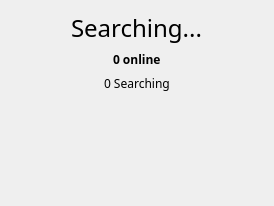
Qt form matchmakingsearchprogresswidget.ui (Starbow/eros) before a commit.
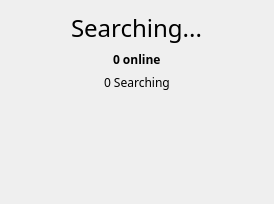
The same form after that commit. Icons and pictures are not drawn.

What changed in the file:
```diff
--- a/matchmakingsearchprogresswidget.ui
+++ b/matchmakingsearchprogresswidget.ui
@@ -7,7 +7,7 @@
     <x>0</x>
     <y>0</y>
     <width>274</width>
-    <height>206</height>
+    <height>198</height>
    </rect>
   </property>
   <property name="sizePolicy">
```
